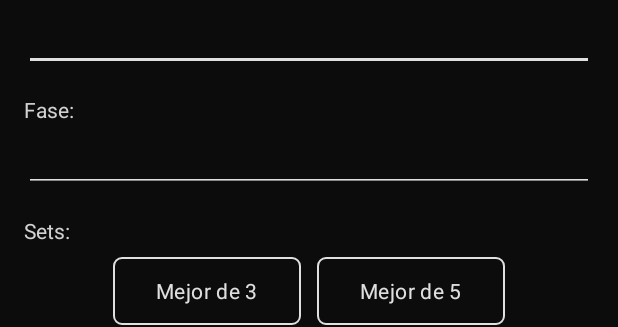
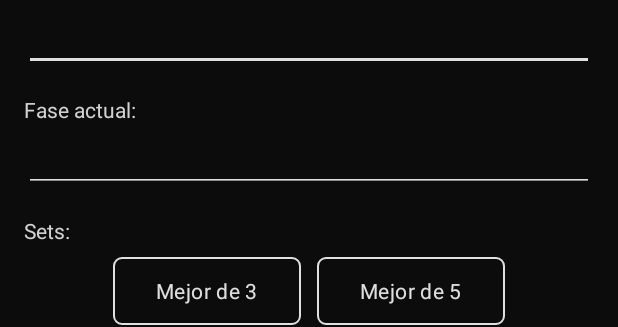
Before and after one commit to AngelDavidArellano/VolleyCubasApp, an Android app: the layout fragment_start_match.xml on its own in the app's theme, with its tools: preview values and no code run, on a phone screen of 412 x 824 dp. Shown: the part 562-889 px from the top of the screen. Run offline under Robolectric (Android 15) with nearby library versions, the phone set to English and light mode, and no system bars.

```diff
--- a/app/src/main/res/layout/fragment_start_match.xml
+++ b/app/src/main/res/layout/fragment_start_match.xml
@@ -57,7 +57,7 @@
         android:id="@+id/tvFase"
         android:layout_width="wrap_content"
         android:layout_height="wrap_content"
-        android:text="Fase:"
+        android:text="Fase actual:"
         android:textColor="?attr/textAppearanceBody2"
         app:layout_constraintTop_toBottomOf="@id/etRival"
         app:layout_constraintStart_toStartOf="parent"
```
